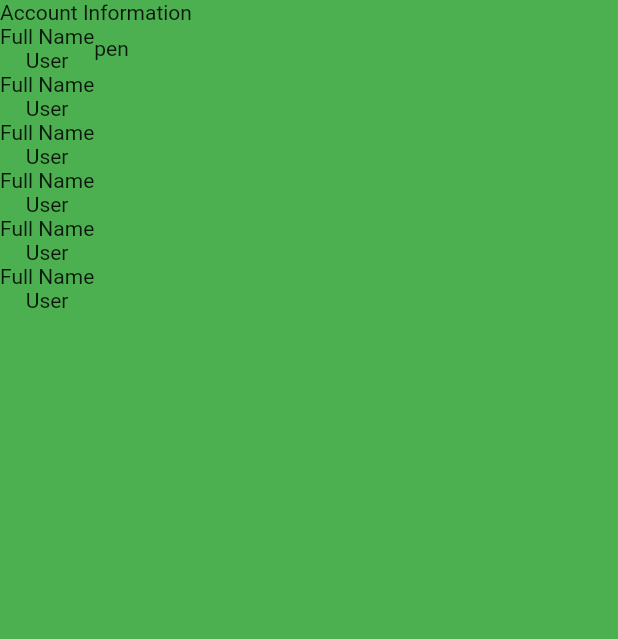
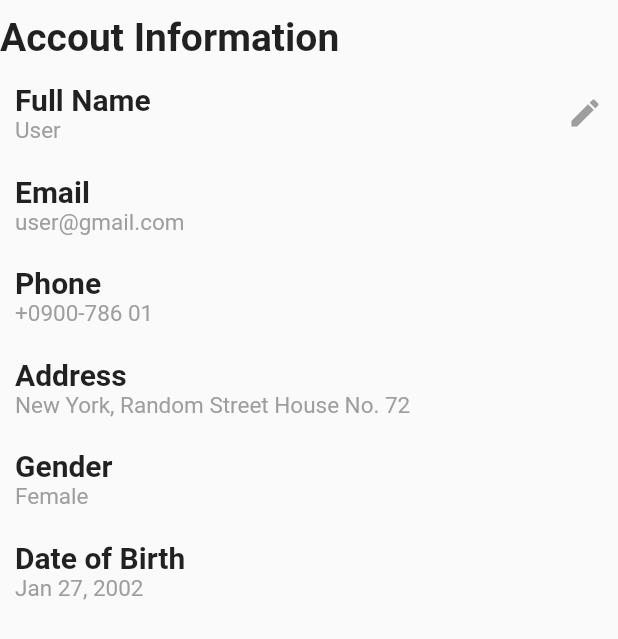
Before and after one commit to Hina-softwareEngineer/learning_flutter, a Flutter app: the ProfileInformation widget shown alone on an empty page, opened directly, on a phone screen of 412 x 824 dp. Shown: the top 639 px of the screen. Run offline on Flutter 3.47's test engine with Material 2 defaults, Android fonts, the light colour scheme and no system bars; network calls fail.

Commit message:
done styling of profile page

```diff
--- /dev/null
+++ b/lib/history.dart
@@ -0,0 +1,12 @@
+import 'package:flutter/material.dart';
+
+class HistoryPage extends StatelessWidget {
+  // const HistoryPage({ Key? key }) : super(key: key);
+
+  @override
+  Widget build(BuildContext context) {
+    return Container(
+      child: Text("hian"),
+    );
+  }
+}
--- a/lib/productList.dart
+++ b/lib/productList.dart
@@ -61,17 +61,16 @@ class ProductList extends StatelessWidget {
   Widget build(BuildContext context) {
     return Scaffold(
       appBar: AppBar(
-        title: Center(
-          child: Text(
+        centerTitle:  true,
+        title:  Text(
             "Ecomm App Ui",
             style: TextStyle(
               color: Colors.black,
               fontWeight: FontWeight.w900,
             ),
-          ),
         ),
+        iconTheme: IconThemeData(color: Colors.black),
         backgroundColor: Colors.white,
-        actionsIconTheme: IconThemeData(color: Colors.black),
         actions: <Widget>[
           IconButton(
               onPressed: () {},
--- a/lib/userProfile.dart
+++ b/lib/userProfile.dart
@@ -1,4 +1,5 @@
 import 'package:flutter/material.dart';
+import 'history.dart';
 
 class UserProfile extends StatelessWidget {
   // const UserProfile({ Key? key }) : super(key: key);
@@ -16,8 +17,9 @@ class UserProfile extends StatelessWidget {
             ),
           ),
         ),
+        iconTheme: IconThemeData(color: Colors.black),
         backgroundColor: Colors.white,
-        actionsIconTheme: IconThemeData(color: Colors.black),
+        // actionsIconTheme: IconThemeData(color: Colors.black),
         actions: <Widget>[
           IconButton(
               onPressed: () {},
@@ -27,7 +29,7 @@ class UserProfile extends StatelessWidget {
               ))
         ],
       ),
-      body: UserWithImage(),
+      body: SingleChildScrollView(child: UserWithImage()),
     );
   }
 }
@@ -41,7 +43,7 @@ class UserWithImage extends StatelessWidget {
       padding: const EdgeInsets.all(15),
       child: Column(
         children: [
-          ProfileImageContainer(),
+          ProfileImageContainer(context),
           Divider(),
           ProfileInformation()
         ],
@@ -50,8 +52,20 @@ class UserWithImage extends StatelessWidget {
   }
 }
 
-Widget ProfileImageContainer() {
-  return Row(children: [
+Widget ProfileImageContainer(context) {
+  return ElevatedButton(
+    onPressed: () {
+      Navigator.push(
+          context, MaterialPageRoute(builder: (context) => HistoryPage()));
+    },
+    style: ElevatedButton.styleFrom(
+      primary: Colors.transparent,
+      onPrimary: Colors.grey.shade600,
+      onSurface: Colors.grey,
+      // elevation: 0,
+      shadowColor: Colors.transparent,
+    ),
+    child: Row(children: [
       Expanded(
         child: CircleAvatar(
           backgroundColor: Colors.grey.shade300,
@@ -71,11 +85,14 @@ Widget ProfileImageContainer() {
             children: [
               Text(
                 "User",
-              style: TextStyle(fontSize: 30, fontWeight: FontWeight.bold),
+                style: TextStyle(
+                    fontSize: 30,
+                    fontWeight: FontWeight.bold,
+                    color: Colors.black),
               ),
               Text(
                 "abc@gmail.com",
-              style: TextStyle(fontSize: 18),
+                style: TextStyle(fontSize: 18, color: Colors.black),
               ),
               SizedBox(
                 height: 25,
@@ -89,7 +106,8 @@ Widget ProfileImageContainer() {
         ),
         flex: 2,
       ),
-  ]);
+    ]),
+  );
 }
 
 Widget ProfileInformation() {
@@ -97,49 +115,126 @@ Widget ProfileInformation() {
     children: [
       Expanded(
         child: Container(
-            color: Colors.green,
+          margin: EdgeInsets.fromLTRB(0, 10, 0, 0),
+          // color: Colors.green,
           child: Column(
             mainAxisAlignment: MainAxisAlignment.start,
             crossAxisAlignment: CrossAxisAlignment.start,
             children: [
-              Text("Account Information"),
-              Row(children: [
-                Column(children: [
-                  Text("Full Name"),
-                  Text("User")
-                ],),
-                Text("pen")
-              ],),
-
-                Column(children: [
-                  Text("Full Name"),
-                  Text("User")
-                ],),
-
-
-                Column(children: [
-                  Text("Full Name"),
-                  Text("User")
-                ],),
-
-
-                Column(children: [
-                  Text("Full Name"),
-                  Text("User")
-                ],),
-
-
-                Column(children: [
-                  Text("Full Name"),
-                  Text("User")
-                ],),
-
-
-                Column(children: [
-                  Text("Full Name"),
-                  Text("User")
-                ],),
-
+              Text("Accout Information",
+                  style: TextStyle(
+                    fontSize: 26,
+                    fontWeight: FontWeight.bold,
+                  )),
+              Padding(
+                padding: const EdgeInsets.fromLTRB(10, 15, 10, 10),
+                child: Row(
+                  mainAxisAlignment: MainAxisAlignment.spaceBetween,
+                  crossAxisAlignment: CrossAxisAlignment.center,
+                  children: [
+                    Column(
+                      crossAxisAlignment: CrossAxisAlignment.start,
+                      children: [
+                        Text(
+                          "Full Name",
+                          style: TextStyle(
+                              fontSize: 20, fontWeight: FontWeight.w700),
+                        ),
+                        Text(
+                          "User",
+                          style: TextStyle(fontSize: 15, color: Colors.grey),
+                        )
+                      ],
+                    ),
+                    Icon(Icons.edit, color: Colors.grey)
+                  ],
+                ),
+              ),
+              Padding(
+                padding: const EdgeInsets.all(10),
+                child: Column(
+                  crossAxisAlignment: CrossAxisAlignment.start,
+                  children: [
+                    Text(
+                      "Email",
+                      style:
+                          TextStyle(fontSize: 20, fontWeight: FontWeight.w700),
+                    ),
+                    Text(
+                      "user@gmail.com",
+                      style: TextStyle(fontSize: 15, color: Colors.grey),
+                    )
+                  ],
+                ),
+              ),
+              Padding(
+                padding: const EdgeInsets.all(10),
+                child: Column(
+                  crossAxisAlignment: CrossAxisAlignment.start,
+                  children: [
+                    Text(
+                      "Phone",
+                      style:
+                          TextStyle(fontSize: 20, fontWeight: FontWeight.w700),
+                    ),
+                    Text(
+                      "+0900-786 01",
+                      style: TextStyle(fontSize: 15, color: Colors.grey),
+                    )
+                  ],
+                ),
+              ),
+              Padding(
+                padding: const EdgeInsets.all(10),
+                child: Column(
+                  crossAxisAlignment: CrossAxisAlignment.start,
+                  children: [
+                    Text(
+                      "Address",
+                      style:
+                          TextStyle(fontSize: 20, fontWeight: FontWeight.w700),
+                    ),
+                    Text(
+                      "New York, Random Street House No. 72",
+                      style: TextStyle(fontSize: 15, color: Colors.grey),
+                    )
+                  ],
+                ),
+              ),
+              Padding(
+                padding: const EdgeInsets.all(10),
+                child: Column(
+                  crossAxisAlignment: CrossAxisAlignment.start,
+                  children: [
+                    Text(
+                      "Gender",
+                      style:
+                          TextStyle(fontSize: 20, fontWeight: FontWeight.w700),
+                    ),
+                    Text(
+                      "Female",
+                      style: TextStyle(fontSize: 15, color: Colors.grey),
+                    )
+                  ],
+                ),
+              ),
+              Padding(
+                padding: const EdgeInsets.all(10),
+                child: Column(
+                  crossAxisAlignment: CrossAxisAlignment.start,
+                  children: [
+                    Text(
+                      "Date of Birth",
+                      style:
+                          TextStyle(fontSize: 20, fontWeight: FontWeight.w700),
+                    ),
+                    Text(
+                      "Jan 27, 2002",
+                      style: TextStyle(fontSize: 15, color: Colors.grey),
+                    )
+                  ],
+                ),
+              ),
             ],
           ),
         ),
```
Lines whose indentation alone changed are shown as unchanged.
